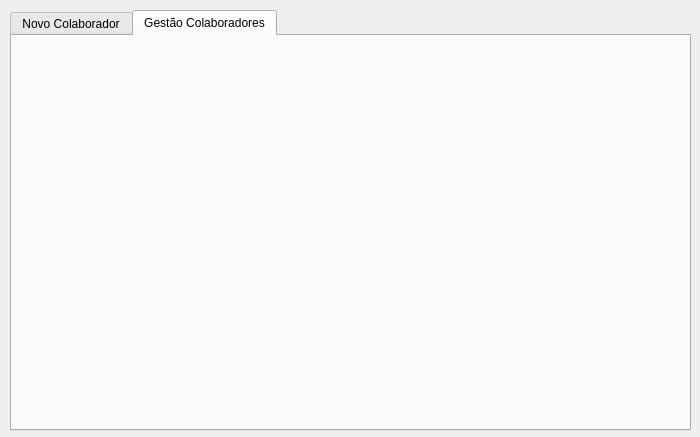
This is Projeto_Estoque/pg_gestao_colaboradores.ui in Luisf66/Qt-Creator as Qt 5 draws it before an edit. The edited form follows.
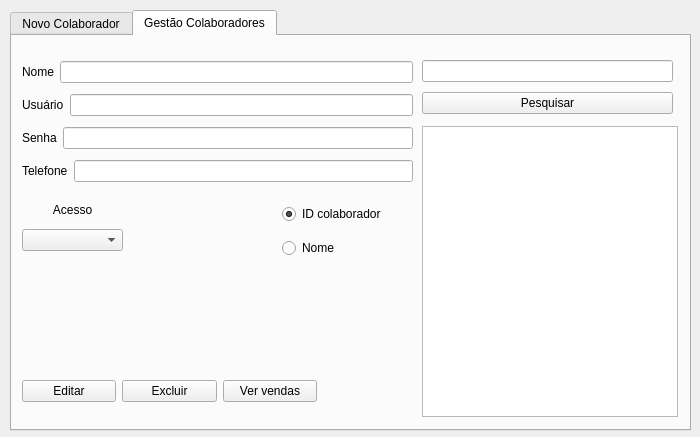
This is the edited form. The open tabs and pages were chosen to show the change.

Diff of the .ui file:
```diff
--- a/Projeto_Estoque/pg_gestao_colaboradores.ui
+++ b/Projeto_Estoque/pg_gestao_colaboradores.ui
@@ -162,6 +162,196 @@
     <attribute name="title">
      <string>Gestão Colaboradores</string>
     </attribute>
+    <widget class="QWidget" name="layoutWidget_3">
+     <property name="geometry">
+      <rect>
+       <x>10</x>
+       <y>160</y>
+       <width>101</width>
+       <height>55</height>
+      </rect>
+     </property>
+     <layout class="QVBoxLayout" name="verticalLayout_11">
+      <item>
+       <widget class="QLabel" name="acesso_2">
+        <property name="layoutDirection">
+         <enum>Qt::LayoutDirection::LeftToRight</enum>
+        </property>
+        <property name="text">
+         <string>Acesso</string>
+        </property>
+        <property name="alignment">
+         <set>Qt::AlignmentFlag::AlignCenter</set>
+        </property>
+       </widget>
+      </item>
+      <item>
+       <widget class="QComboBox" name="tipo_acesso_2"/>
+      </item>
+     </layout>
+    </widget>
+    <widget class="QTableWidget" name="tabela_gestao_colab">
+     <property name="geometry">
+      <rect>
+       <x>410</x>
+       <y>90</y>
+       <width>256</width>
+       <height>291</height>
+      </rect>
+     </property>
+    </widget>
+    <widget class="QWidget" name="">
+     <property name="geometry">
+      <rect>
+       <x>10</x>
+       <y>20</y>
+       <width>391</width>
+       <height>135</height>
+      </rect>
+     </property>
+     <layout class="QVBoxLayout" name="verticalLayout_8">
+      <item>
+       <layout class="QHBoxLayout" name="horizontalLayout_2">
+        <item>
+         <widget class="QLabel" name="nome_2">
+          <property name="text">
+           <string>Nome</string>
+          </property>
+         </widget>
+        </item>
+        <item>
+         <widget class="QLineEdit" name="campo_nome_gestao"/>
+        </item>
+       </layout>
+      </item>
+      <item>
+       <layout class="QHBoxLayout" name="horizontalLayout_3">
+        <item>
+         <widget class="QLabel" name="usuario_2">
+          <property name="text">
+           <string>Usuário</string>
+          </property>
+         </widget>
+        </item>
+        <item>
+         <widget class="QLineEdit" name="campo_usuario_gestao"/>
+        </item>
+       </layout>
+      </item>
+      <item>
+       <layout class="QHBoxLayout" name="horizontalLayout_4">
+        <item>
+         <widget class="QLabel" name="senha_2">
+          <property name="text">
+           <string>Senha</string>
+          </property>
+         </widget>
+        </item>
+        <item>
+         <widget class="QLineEdit" name="campo_senha_gestao"/>
+        </item>
+       </layout>
+      </item>
+      <item>
+       <layout class="QHBoxLayout" name="horizontalLayout_5">
+        <item>
+         <widget class="QLabel" name="telefone_2">
+          <property name="text">
+           <string>Telefone</string>
+          </property>
+         </widget>
+        </item>
+        <item>
+         <widget class="QLineEdit" name="campo_telefone_gestao"/>
+        </item>
+       </layout>
+      </item>
+     </layout>
+    </widget>
+    <widget class="QWidget" name="">
+     <property name="geometry">
+      <rect>
+       <x>10</x>
+       <y>340</y>
+       <width>295</width>
+       <height>31</height>
+      </rect>
+     </property>
+     <layout class="QHBoxLayout" name="horizontalLayout_6">
+      <item>
+       <widget class="QPushButton" name="btn_editar_gestao">
+        <property name="text">
+         <string>Editar</string>
+        </property>
+       </widget>
+      </item>
+      <item>
+       <widget class="QPushButton" name="btn_excluir_gestao">
+        <property name="text">
+         <string>Excluir</string>
+        </property>
+       </widget>
+      </item>
+      <item>
+       <widget class="QPushButton" name="btn_ver_vendas">
+        <property name="text">
+         <string>Ver vendas</string>
+        </property>
+       </widget>
+      </item>
+     </layout>
+    </widget>
+    <widget class="QWidget" name="">
+     <property name="geometry">
+      <rect>
+       <x>270</x>
+       <y>160</y>
+       <width>128</width>
+       <height>71</height>
+      </rect>
+     </property>
+     <layout class="QVBoxLayout" name="verticalLayout_9">
+      <item>
+       <widget class="QRadioButton" name="filtro_id">
+        <property name="text">
+         <string>ID colaborador</string>
+        </property>
+        <property name="checked">
+         <bool>true</bool>
+        </property>
+       </widget>
+      </item>
+      <item>
+       <widget class="QRadioButton" name="filtro_nome">
+        <property name="text">
+         <string>Nome</string>
+        </property>
+       </widget>
+      </item>
+     </layout>
+    </widget>
+    <widget class="QWidget" name="">
+     <property name="geometry">
+      <rect>
+       <x>410</x>
+       <y>20</y>
+       <width>251</width>
+       <height>64</height>
+      </rect>
+     </property>
+     <layout class="QVBoxLayout" name="verticalLayout_10">
+      <item>
+       <widget class="QLineEdit" name="campo_pesquisar"/>
+      </item>
+      <item>
+       <widget class="QPushButton" name="btn_pesquisar">
+        <property name="text">
+         <string>Pesquisar</string>
+        </property>
+       </widget>
+      </item>
+     </layout>
+    </widget>
    </widget>
   </widget>
  </widget>
```
Left out of the diff: 12 changed lines with no effect on the pictures.
